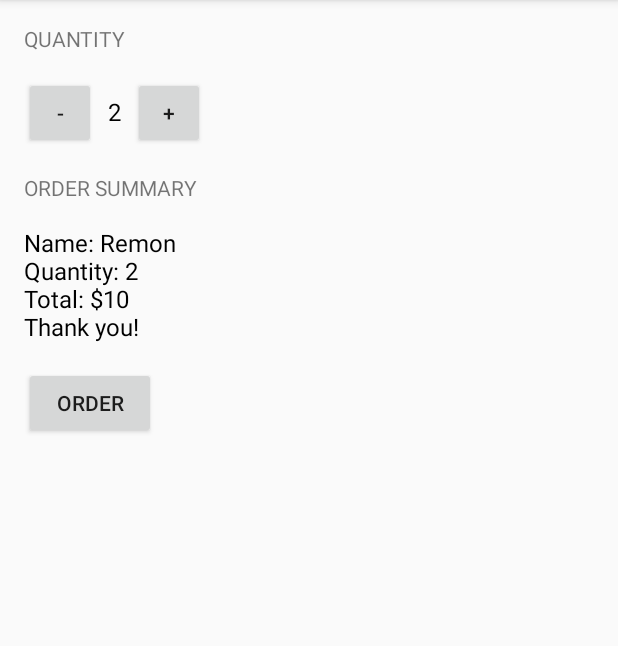
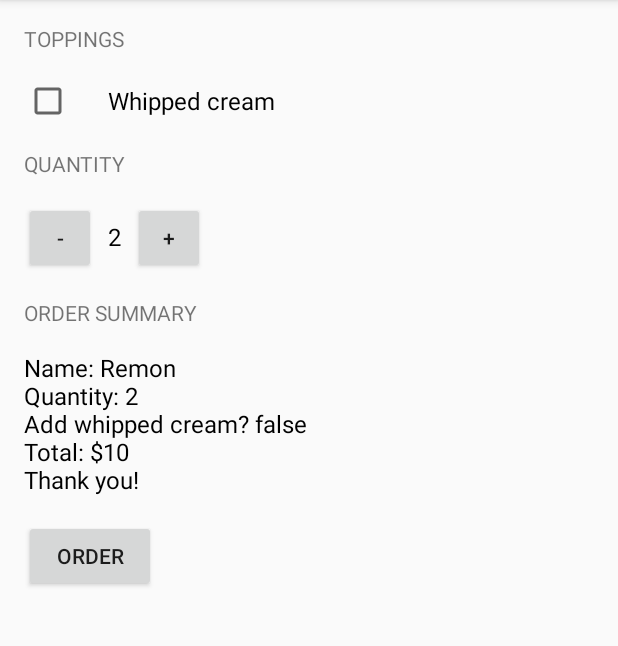
Before and after one commit to RemonShehata/Just-Java, an Android app: the screen it shows after launch (MainActivity), after a tap on "ORDER", on a phone screen of 412 x 824 dp, the part 84-730 px from its top. Run offline under Robolectric (Android 15) with nearby library versions, the phone set to English and light mode, and no system bars.

Commit message:
Add whipped cream checkbox

```diff
--- a/app/src/main/java/com/example/justjava/MainActivity.java
+++ b/app/src/main/java/com/example/justjava/MainActivity.java
@@ -3,6 +3,7 @@ package com.example.justjava;
 import android.os.Bundle;
 import android.support.v7.app.AppCompatActivity;
 import android.view.View;
+import android.widget.CheckBox;
 import android.widget.TextView;
 
 public class MainActivity extends AppCompatActivity {
@@ -19,8 +20,11 @@ public class MainActivity extends AppCompatActivity {
      * This method is called when the order button is clicked.
      */
     public void SubmitOrder(View view) {
+        CheckBox whippedCreamCheckBox = findViewById(R.id.whipped_cream_checkbox);
+        boolean hasWhippedCream = whippedCreamCheckBox.isChecked();
         int price = calculatePrice();
-        displayMessage(createOrderSummary(price));
+        String priceMessage = createOrderSummary(price, hasWhippedCream);
+        displayMessage(priceMessage);
     }
 
     /**
@@ -65,9 +69,17 @@ public class MainActivity extends AppCompatActivity {
         return price;
     }
 
-    private String createOrderSummary(int price) {
+    /**
+     * Create summary of the order
+     *
+     * @param price           of the order
+     * @param addWhippedCream is whether or not the user wants a whipped cream topping
+     * @return text summary
+     */
+    private String createOrderSummary(int price, boolean addWhippedCream) {
         String priceMessage = "Name: Remon";
         priceMessage += "\nQuantity: " + quantity;
+        priceMessage += "\nAdd whipped cream? " + addWhippedCream;
         priceMessage += "\nTotal: $" + price;
         priceMessage += "\nThank you!";
         return priceMessage;
--- a/app/src/main/res/layout/activity_main.xml
+++ b/app/src/main/res/layout/activity_main.xml
@@ -8,10 +8,26 @@
     android:padding="16dp"
     tools:context=".MainActivity">
 
+    <TextView
+        android:layout_width="wrap_content"
+        android:layout_height="wrap_content"
+        android:layout_marginBottom="16dp"
+        android:text="Toppings"
+        android:textAllCaps="true" />
+
+    <CheckBox
+        android:id="@+id/whipped_cream_checkbox"
+        android:layout_width="wrap_content"
+        android:layout_height="wrap_content"
+        android:paddingLeft="24dp"
+        android:text="Whipped cream"
+        android:textSize="16sp" />
+
 
     <TextView
         android:layout_width="wrap_content"
         android:layout_height="wrap_content"
+        android:layout_marginTop="16dp"
         android:layout_marginBottom="16dp"
         android:text="Quantity"
         android:textAllCaps="true" />
```
